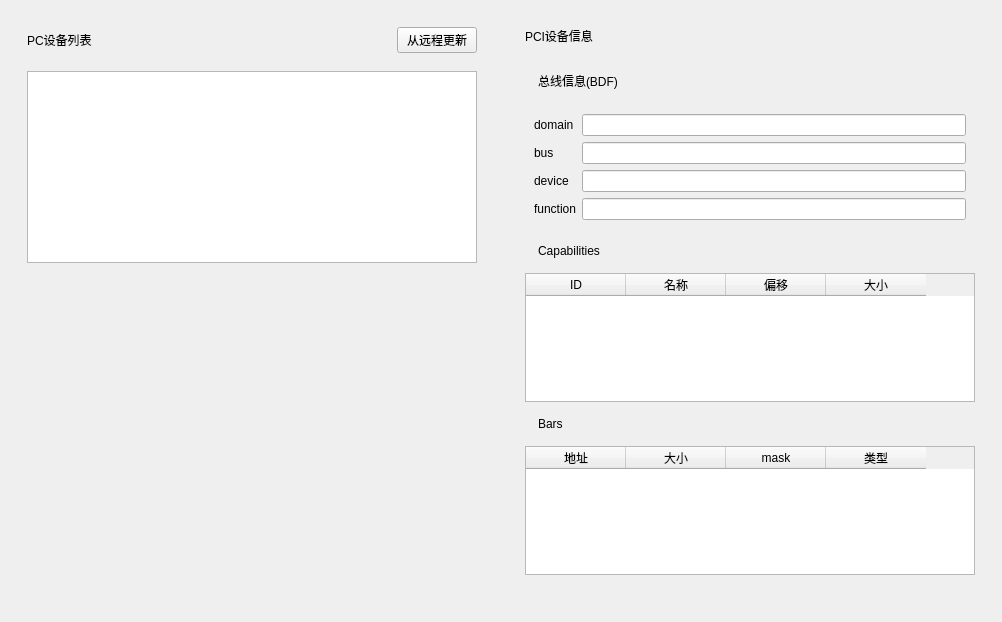
The window that forms/pci_devices_widget.ui (openeuler-mirror/Jailhouse-gui) describes before a commit, drawn with Qt 5.
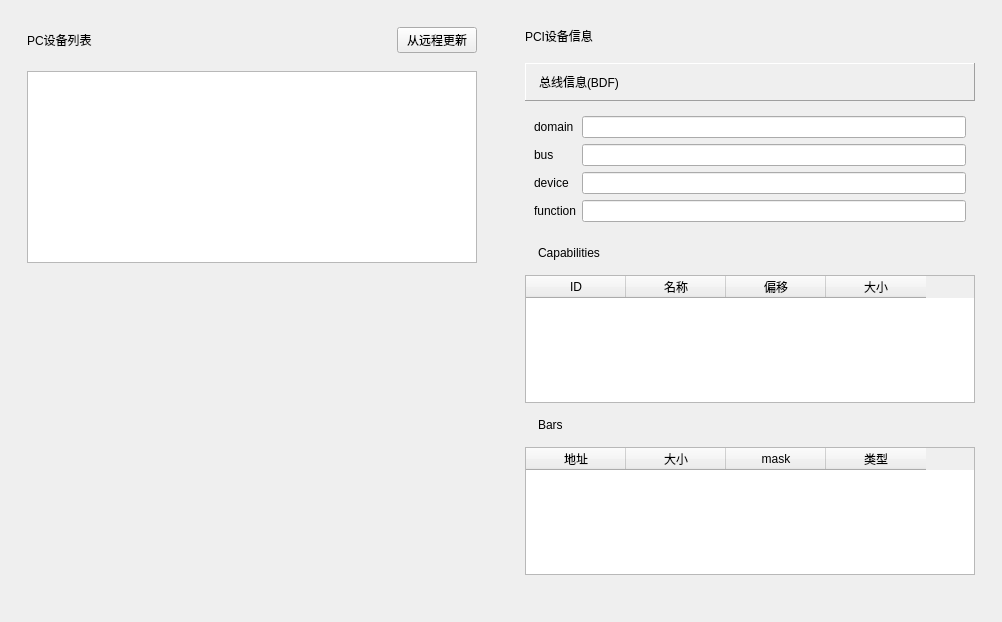
The same window after the commit.

Commit message:
Docs: Update formatting for bus information (BDF).
This commit updates the formatting of bus information (BDF - Bus/Domain/Function) in the UI components, including standardizing the display format to Domain:Bus:Function (e.g., 00:01:0), adding leading zeros for single-digit values to ensure consistent length, implementing validation for valid BDF ranges, and integrating formatted BDF display in relevant configuration panels and information displays.

```diff
--- a/forms/pci_devices_widget.ui
+++ b/forms/pci_devices_widget.ui
@@ -281,7 +281,7 @@
                       </sizepolicy>
                      </property>
                      <property name="frameShape">
-                      <enum>QFrame::NoFrame</enum>
+                      <enum>QFrame::Shape::Panel</enum>
                      </property>
                      <property name="frameShadow">
                       <enum>QFrame::Raised</enum>
```
Left out of the diff: 56 changed lines with no effect on the pictures.
